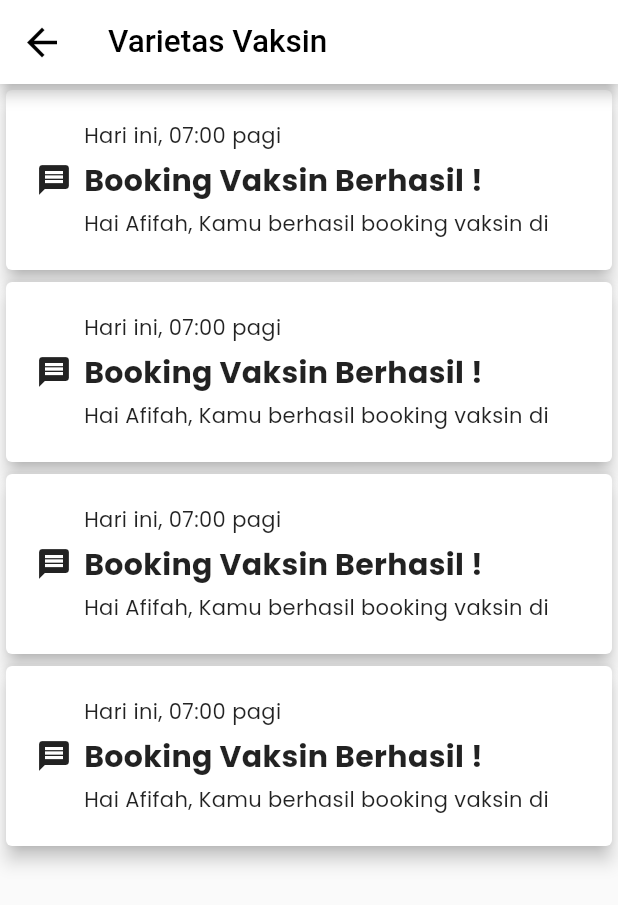
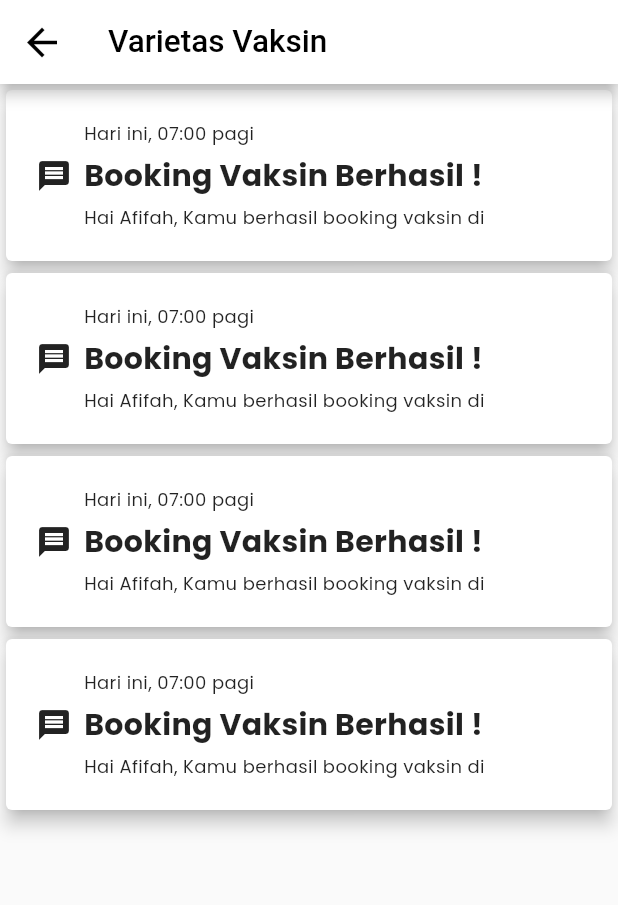
Before and after one commit to capstone-vaccine-book-17/VaccineBooking-MB, a Flutter app: the screen it shows after launch, after a tap on the "ring volume" icon, on a phone screen of 412 x 824 dp. Shown: the top 905 px of the screen. Run offline on Flutter 3.47's test engine with Material 2 defaults, Android fonts, the phone set to English and light mode, and no system bars; our stand-ins replace email_validator, google_fonts, image_picker.

Commit message:
fix conflict merge

```diff
--- a/lib/main.dart
+++ b/lib/main.dart
@@ -20,15 +20,11 @@ void main() {
   runApp(
     MultiProvider(
       providers: [
-        ChangeNotifierProvider(
-          create: (_) => VaccineVaritiesViewModel(),
-        ),
-        ChangeNotifierProvider(
-          create: (_) => NewsViewModel(),
-        ),
-        ChangeNotifierProvider(
-          create: (_) => NotificationViewModel(),
-        ),
+        ///home
+        ChangeNotifierProvider(create: (_) => VaccineVaritiesViewModel()),
+        ChangeNotifierProvider(create: (_) => NewsViewModel()),
+        ChangeNotifierProvider(create: (_) => NotificationViewModel()),
+
         /// Auth
         ChangeNotifierProvider(create: (_) => LoginViewModel()),
         ChangeNotifierProvider(create: (_) => RegisterViewModel()),
--- a/lib/styles/theme.dart
+++ b/lib/styles/theme.dart
@@ -38,7 +38,7 @@ ThemeData testTheme = ThemeData(
     bodyText1: GoogleFonts.poppins(
         fontSize: 16, fontWeight: FontWeight.w400, letterSpacing: 0.5),
     bodyText2: GoogleFonts.poppins(
-        fontSize: 14, fontWeight: FontWeight.w400, letterSpacing: 0.25),
+        fontSize: 12, fontWeight: FontWeight.w400, letterSpacing: 0.25),
     button: GoogleFonts.poppins(
         fontSize: 14, fontWeight: FontWeight.w500, letterSpacing: 1.25),
     caption: GoogleFonts.poppins(
```
Also changed, not shown: pubspec.yaml (+8 -6 lines).
